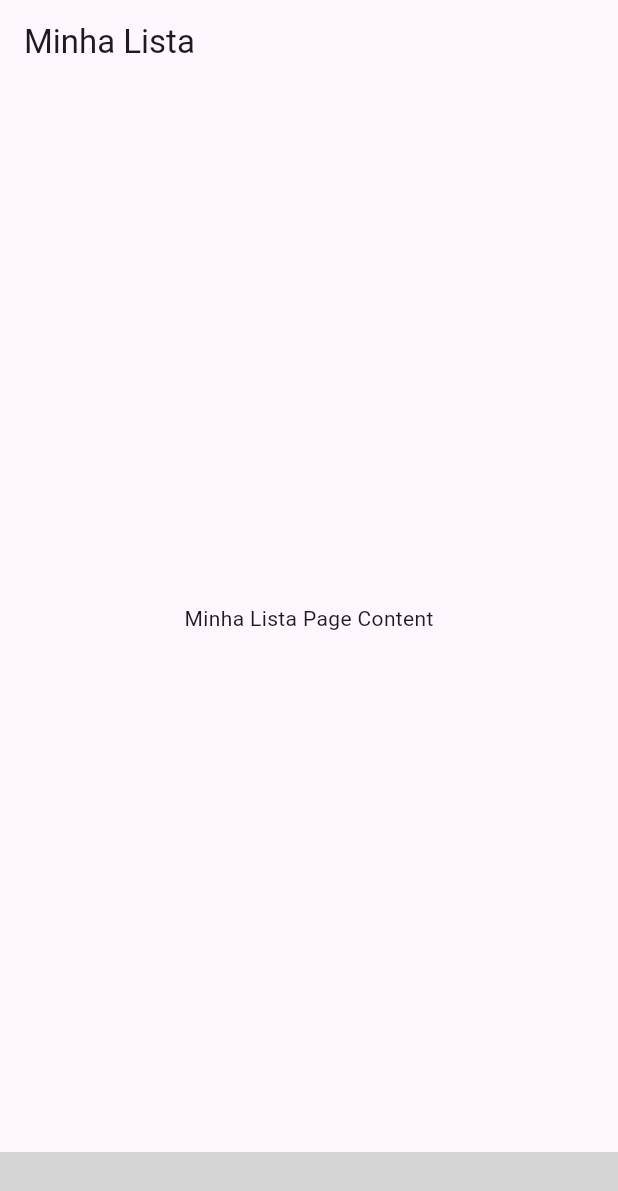
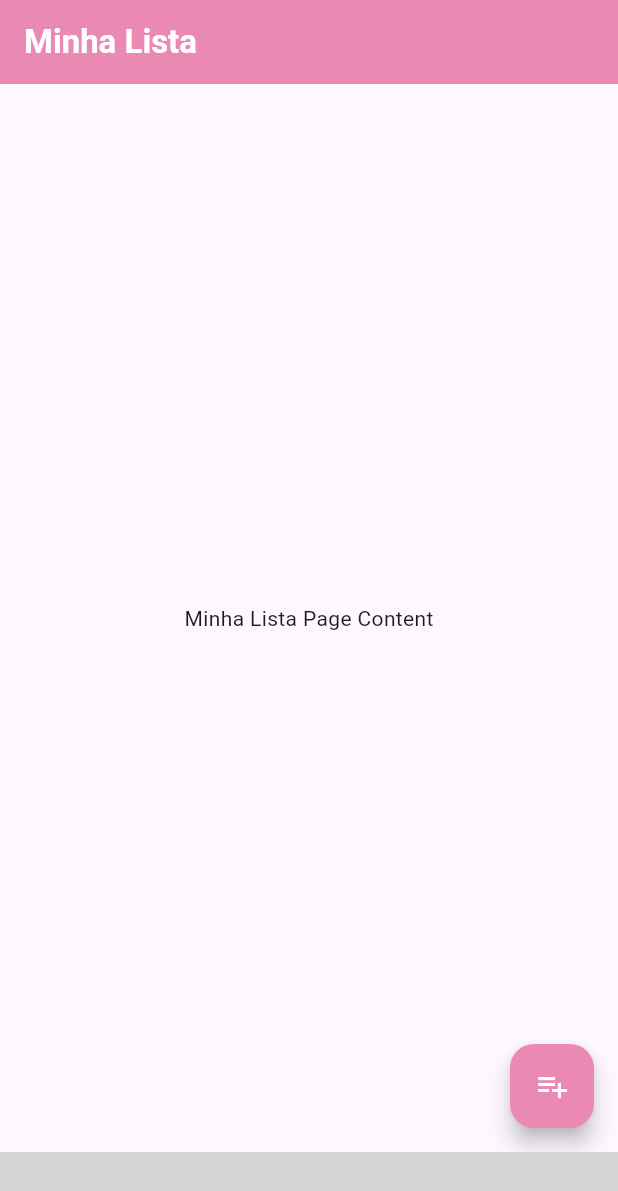
Before and after one commit to Grupo-13-Senac/BShop, a Flutter app: the screen it shows after launch, on a phone screen of 412 x 824 dp. Shown: the top 1191 px of the screen. Run offline on Flutter 3.47's test engine with Material 3 defaults, Android fonts, the phone set to English and light mode, and no system bars; our stand-ins replace flutter_blue, get, permission_handler; missing offline and left inert: ff_navigation_bar_plus; grey boxes are pictures that could not be loaded.

Commit message:
update pages

```diff
--- a/lib/collors.dart
+++ /dev/null
@@ -1 +0,0 @@
-import 'package:flutter/material.dart';
--- /dev/null
+++ b/lib/colors.dart
@@ -0,0 +1,4 @@
+import 'package:flutter/material.dart';
+
+const kPrimareColor = Color(0xffeb89b5);
+const kLightPrimareColor = Color(0xfffcb5d2);
--- a/lib/homePage.dart
+++ b/lib/homePage.dart
@@ -1,5 +1,6 @@
+import 'package:bshop/colors.dart';
 import 'package:bshop/pages/compras.dart';
-import 'package:bshop/pages/configuracoes.dart';
+import 'package:bshop/pages/perfil.dart';
 import 'package:bshop/pages/mercados.dart';
 import 'package:bshop/pages/minhaLista.dart';
 import 'package:ff_navigation_bar_plus/ff_navigation_bar_plus.dart';
@@ -16,10 +17,10 @@ class _HomePageState extends State<HomePage> {
   int selectedIndex = 0;
 
   List<Widget> pages = [
-    minhaLista(),
-    mercados(),
-    compras(),
-    configuracoes(),
+    MinhaLista(),
+    Mercados(),
+    Compras(),
+    Perfil(),
   ];
 
   @override
@@ -29,8 +30,8 @@ class _HomePageState extends State<HomePage> {
         bottomNavigationBar: FFNavigationBar(
             theme: FFNavigationBarTheme(
               barBackgroundColor: Colors.white,
-              selectedItemBorderColor: Color(0xfffcb5d2),
-              selectedItemBackgroundColor: Color(0xffeb89b5),
+              selectedItemBorderColor: kLightPrimareColor,
+              selectedItemBackgroundColor: kPrimareColor,
               selectedItemIconColor: Colors.white,
               selectedItemLabelColor: Colors.black,
             ),
@@ -42,11 +43,11 @@ class _HomePageState extends State<HomePage> {
             },
             items: [
           FFNavigationBarItem(
-            iconData: Icons.calendar_today,
+            iconData: Icons.checklist,
             label: 'Minha Lista',
           ),
           FFNavigationBarItem(
-            iconData: Icons.people,
+            iconData: Icons.shopping_cart_rounded,
             label: 'Mercados',
           ),
           FFNavigationBarItem(
@@ -54,8 +55,8 @@ class _HomePageState extends State<HomePage> {
             label: 'Compras',
           ),
           FFNavigationBarItem(
-            iconData: Icons.note,
-            label: 'Configurações',
+            iconData: Icons.person,
+            label: 'Perfil',
           ),
         ]));
   }
--- a/lib/pages/minhaLista.dart
+++ b/lib/pages/minhaLista.dart
@@ -1,11 +1,18 @@
+import 'package:bshop/colors.dart';
 import 'package:flutter/material.dart';
 
-class minhaLista extends StatelessWidget {
+class MinhaLista extends StatelessWidget {
   @override
   Widget build(BuildContext context) {
     return Scaffold(
+      floatingActionButton: FloatingActionButton(
+        backgroundColor: kPrimareColor,
+        onPressed: () {  },
+      child: Icon(Icons.playlist_add_sharp, color: Colors.white,),),
       appBar: AppBar(
-        title: Text('Minha Lista'),
+        backgroundColor: kPrimareColor,
+        title: Text('Minha Lista',
+          style: TextStyle(color: Colors.white, fontWeight: FontWeight.bold),),
       ),
       body: Center(
         child: Text('Minha Lista Page Content'),
--- a/pubspec.yaml
+++ b/pubspec.yaml
@@ -39,6 +39,7 @@ dependencies:
   get: ^4.6.5
   permission_handler: ^11.1.0
   flutter_blue: ^0.8.0
+  flutter_svg: ^2.0.9
 
 dev_dependencies:
   flutter_test:
```
Also changed, not shown: lib/pages/compras.dart (+5 -2 lines), lib/pages/configuracoes.dart (deleted, +0 -15 lines), lib/pages/mercados.dart (+5 -2 lines), lib/pages/perfil.dart (added, +145 -0 lines), assets/list.svg (added), lib/userLogin.dart (added), pubspec.lock, 1 other file.
